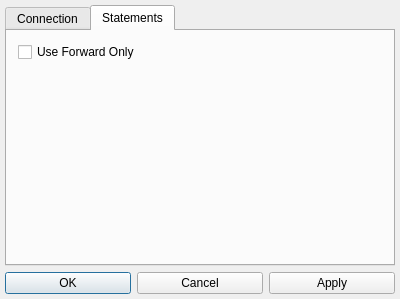
Above: ODBC_Query/ODBC_OptionsDialog.ui from Edder/odbc-query before the change. Below: the same form after it.
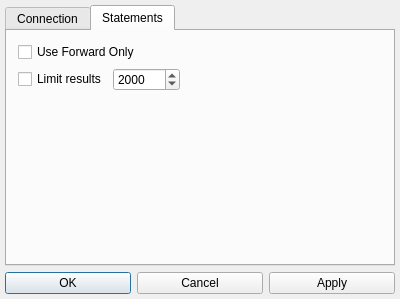
That is the form after the change. The open tabs and pages were chosen to show the change. Icons and pictures are not drawn.

Commit message: [25] - added refresh tables button      - changed options menu for a fetch limit option

```diff
--- a/ODBC_Query/ODBC_OptionsDialog.ui
+++ b/ODBC_Query/ODBC_OptionsDialog.ui
@@ -121,6 +121,9 @@
        <string>Statements</string>
       </attribute>
       <layout class="QFormLayout" name="formLayout_2">
+       <property name="fieldGrowthPolicy">
+        <enum>QFormLayout::AllNonFixedFieldsGrow</enum>
+       </property>
        <property name="leftMargin">
         <number>5</number>
        </property>
@@ -128,12 +131,7 @@
         <number>11</number>
        </property>
        <item row="0" column="1">
-        <layout class="QVBoxLayout" name="VerticalLayout_2">
-         <item>
-          <layout class="QHBoxLayout" name="HorizontalLayout_2">
-           <property name="spacing">
-            <number>6</number>
-           </property>
+        <layout class="QHBoxLayout" name="horizontalLayout_2">
            <item>
             <widget class="QCheckBox" name="ForwardOnlyCheckBox">
              <property name="toolTip">
@@ -144,8 +142,35 @@
              </property>
             </widget>
            </item>
+        </layout>
+       </item>
+       <item row="2" column="1">
+        <layout class="QHBoxLayout" name="horizontalLayout">
            <item>
-            <spacer name="ForwardOnlySpacer">
+          <widget class="QCheckBox" name="LimitResultsCheckBox">
+           <property name="toolTip">
+            <string>Limits the select results to the given value and asks whether to fetch more</string>
+           </property>
+           <property name="text">
+            <string>Limit results</string>
+           </property>
+          </widget>
+         </item>
+         <item>
+          <widget class="QSpinBox" name="ResultCountSpinBox">
+           <property name="minimum">
+            <number>1</number>
+           </property>
+           <property name="maximum">
+            <number>999999</number>
+           </property>
+           <property name="value">
+            <number>2000</number>
+           </property>
+          </widget>
+         </item>
+         <item>
+          <spacer name="horizontalSpacer">
              <property name="orientation">
               <enum>Qt::Horizontal</enum>
              </property>
@@ -156,8 +181,6 @@
               </size>
              </property>
             </spacer>
-           </item>
-          </layout>
          </item>
         </layout>
        </item>
```
Lines whose indentation alone changed are shown as unchanged. The commit also changes 10 other files.
